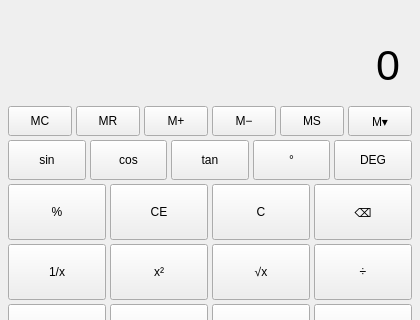
Qt form calculate.ui (moment257/qt-) before a commit; both pictures show x 0 to 420 and y 156 to 476 of the 420 by 704 pixel window.
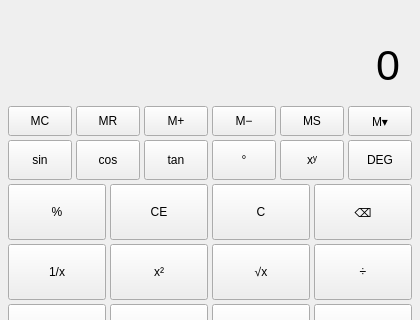
The same form after that commit.

Patch:
```diff
--- a/calculate.ui
+++ b/calculate.ui
@@ -279,7 +279,7 @@
       <widget class="QPushButton" name="btnSin">
        <property name="minimumSize">
         <size>
-         <width>60</width>
+         <width>56</width>
          <height>40</height>
         </size>
        </property>
@@ -301,7 +301,7 @@
       <widget class="QPushButton" name="btnCos">
        <property name="minimumSize">
         <size>
-         <width>60</width>
+         <width>56</width>
          <height>40</height>
         </size>
        </property>
@@ -323,7 +323,7 @@
       <widget class="QPushButton" name="btnTan">
        <property name="minimumSize">
         <size>
-         <width>60</width>
+         <width>56</width>
          <height>40</height>
         </size>
        </property>
@@ -345,7 +345,7 @@
       <widget class="QPushButton" name="btnDegree">
        <property name="minimumSize">
         <size>
-         <width>60</width>
+         <width>56</width>
          <height>40</height>
         </size>
        </property>
@@ -363,11 +363,33 @@
        </property>
       </widget>
      </item>
+     <item>
+      <widget class="QPushButton" name="btnPower">
+       <property name="minimumSize">
+        <size>
+         <width>56</width>
+         <height>40</height>
+        </size>
+       </property>
+       <property name="sizePolicy">
+        <sizepolicy hsizetype="Expanding" vsizetype="Fixed">
+         <horstretch>0</horstretch>
+         <verstretch>0</verstretch>
+        </sizepolicy>
+       </property>
+       <property name="toolTip">
+        <string>幂运算 xʸ：输入底数后按此键，再输入指数，按等号求值（快捷键 ^）</string>
+       </property>
+       <property name="text">
+        <string>xʸ</string>
+       </property>
+      </widget>
+     </item>
      <item>
       <widget class="QPushButton" name="btnAngleMode">
        <property name="minimumSize">
         <size>
-         <width>60</width>
+         <width>56</width>
          <height>40</height>
         </size>
        </property>
```
